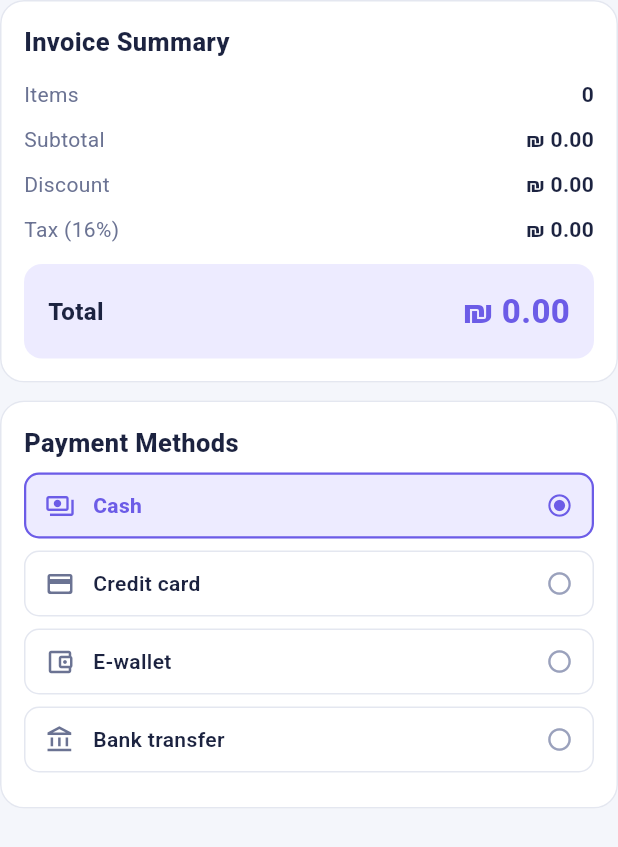
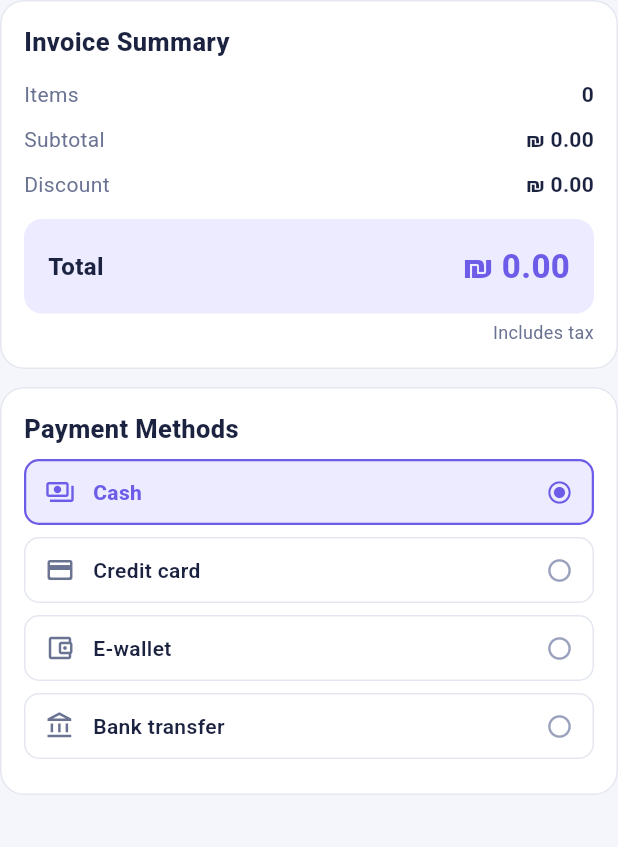
Before and after one commit to omartaweel03-oss/clixsell-pos, a Flutter app: the PosSummaryPanel widget shown alone on an empty page, opened directly with empty values, on a phone screen of 412 x 824 dp. Shown: the top 847 px of the screen. Run offline on Flutter 3.47's test engine with Material 3 defaults, Android fonts, the phone set to English and light mode, and no system bars; our stand-ins replace file_picker, qr_flutter, shared_preferences; accounts and stored records are empty.

Commit message:
POS upgrade D5 (UI only): no tax row on the cashier checkout summary
Approved decision D5: the everyday POS summary shows subtotal, discount and
the total with an "Includes tax" note. The tax is still calculated by the
server with the store's rate, included in the total, shown on the receipt
and kept in the database and reports; the rate remains a Store Admin
setting. No financial change.

Tests: D5 in English and Arabic (no tax row, receipt keeps the tax line and
amount, saved tax and total unchanged); POS / Settings tests now read the
rate through the total.

Co-Authored-By: Claude Opus 5.5 <noreply@anthropic.com>
Claude-Session: https://claude.ai/code/session_01AXXj8dkxLzYLLX18Zx5Jmb

```diff
--- a/lib/l10n/checkout_strings.dart
+++ b/lib/l10n/checkout_strings.dart
@@ -32,4 +32,5 @@ class CheckoutStrings {
   String get payWith => _t('Pay with', 'الدفع بـ');
   String get received => _t('Cash received', 'النقد المستلم');
   String get change => _t('Change given', 'الباقي المُعاد');
+  String get taxIncluded => _t('Includes tax', 'يشمل الضريبة');
 }
--- a/lib/screens/pos/pos_widgets.dart
+++ b/lib/screens/pos/pos_widgets.dart
@@ -666,11 +666,10 @@ class PosSummaryPanel extends StatelessWidget {
                   Formatters.currency(cart.discount),
                   key: const Key('summaryDiscount'),
                 ),
-                row(
-                  s.taxLabel(cart.taxRate),
-                  Formatters.currency(cart.tax),
-                  key: const Key('summaryTax'),
-                ),
+                // D5 (UI only): no tax row on the everyday checkout. The tax is
+                // still calculated by the server, included in the total and shown
+                // on the receipt and in the reports; the rate is a Store Admin
+                // setting.
                 const SizedBox(height: AppSpacing.sm),
                 Container(
                   padding: const EdgeInsets.symmetric(
@@ -702,6 +701,16 @@ class PosSummaryPanel extends StatelessWidget {
                         ),
                       ),
                     ],
+                  ),
+                ),
+                const SizedBox(height: AppSpacing.xs),
+                Text(
+                  CheckoutStrings.of(context).taxIncluded,
+                  key: const Key('summaryTaxIncluded'),
+                  textAlign: TextAlign.end,
+                  style: const TextStyle(
+                    color: AppColors.textSecondary,
+                    fontSize: 12,
                   ),
                 ),
               ],
```
Also changed, not shown: 3 other files.
